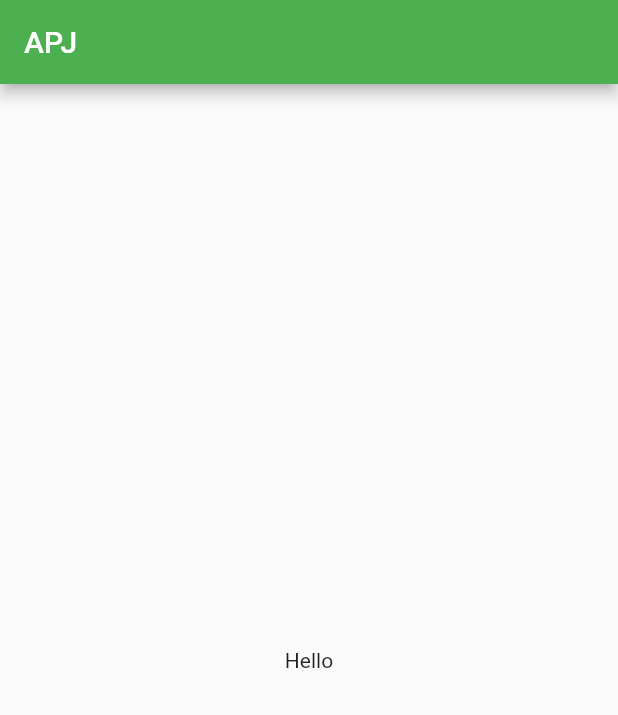
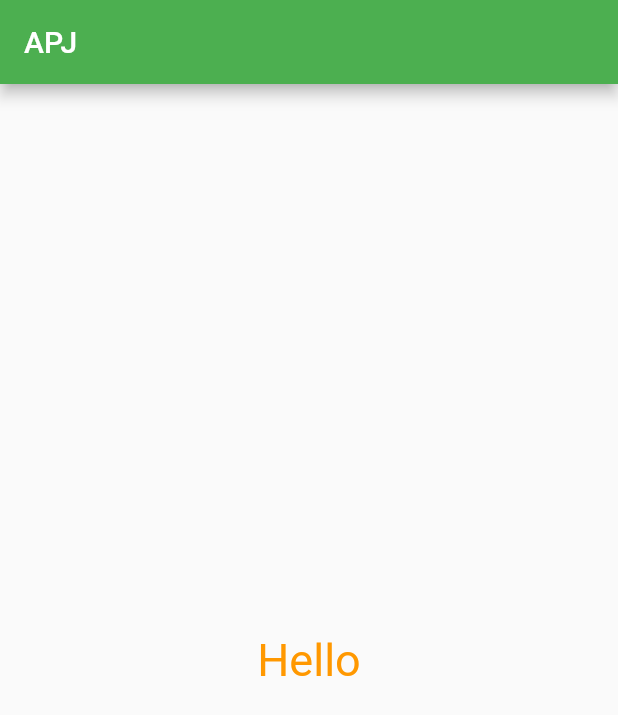
Before and after one commit to joiddev/android_APP, a Flutter app: the screen it shows after launch, on a phone screen of 412 x 824 dp. Shown: the top 715 px of the screen. Run offline on Flutter 3.47's test engine with Material 2 defaults, Android fonts, the phone set to English and light mode, and no system bars.

Commit message:
TextStyle

```diff
--- a/lib/main.dart
+++ b/lib/main.dart
@@ -18,7 +18,10 @@
           title: Text("APJ"),
         ),
         body: Center(
-          child: Text("Hello"),
+          child: Text(
+            "Hello",
+            style: TextStyle(fontSize: 30, color: Colors.orange),
+          ),
         ),
       ),
       theme: ThemeData(primarySwatch: Colors.green),
```
